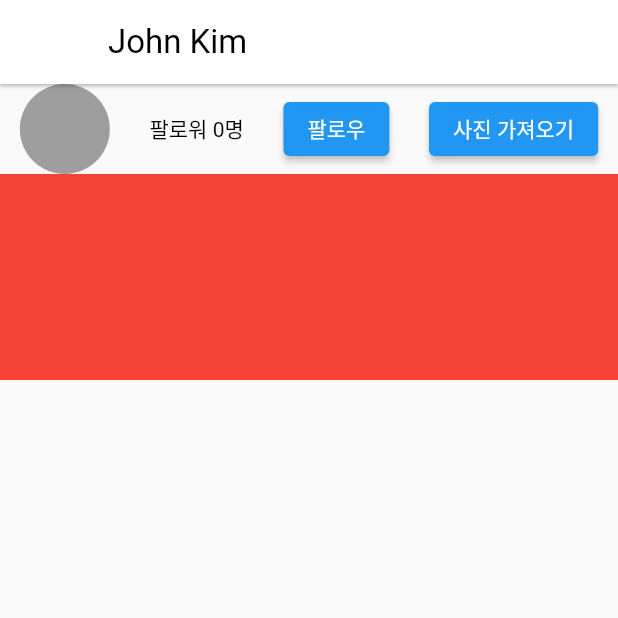
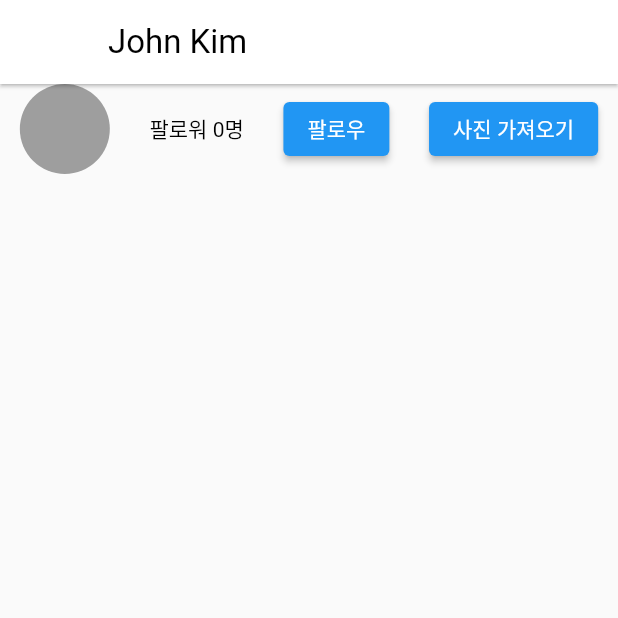
Before and after one commit to glenn-a810/Flutter_instagram, a Flutter app: the Profile screen opened directly, on a phone screen of 412 x 824 dp, the top half of it. Run offline on Flutter 3.47's test engine with Material 2 defaults, Android fonts, the phone set to English and light mode, and no system bars; our stand-ins replace image_picker, shared_preferences; accounts and stored records are empty; network calls fail.

Commit message:
GridView 사용법. http.get으로 이미지 가져와서 뿌려주기 숙제

```diff
--- a/lib/main.dart
+++ b/lib/main.dart
@@ -308,9 +308,10 @@ class Profile extends StatelessWidget {
             SliverGrid(
               delegate: SliverChildBuilderDelegate(
                   (c, i) => Container(
-                        color: Colors.red,
+                        child: Image.network(
+                            context.watch<storeData>().profileImage[i]),
                       ),
-                  childCount: 3),
+                  childCount: context.watch<storeData>().profileImage.length),
               gridDelegate:
                   SliverGridDelegateWithFixedCrossAxisCount(crossAxisCount: 3),
             )
```
